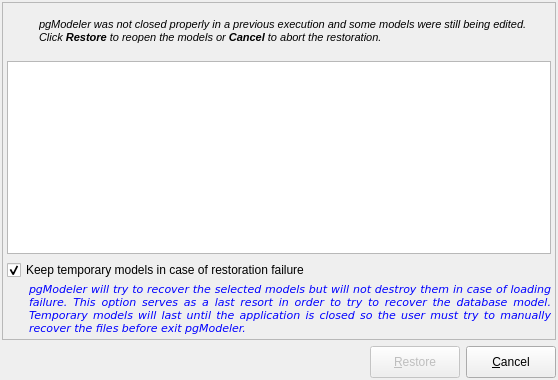
Above: libpgmodeler_ui/ui/modelrestorationform.ui from pgmodeler/pgmodeler before the change. Below: the same form after it.
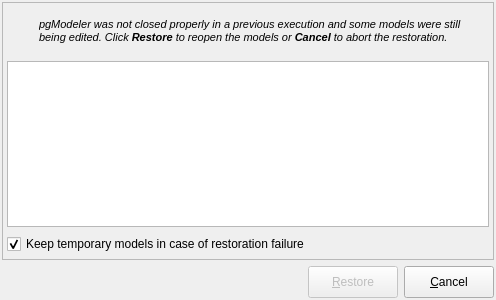
That is the form after the change. Icons and pictures are not drawn.

Commit message: Changed the hint texts on general config, relationship config and model restoration form.

```diff
--- a/libpgmodeler_ui/ui/modelrestorationform.ui
+++ b/libpgmodeler_ui/ui/modelrestorationform.ui
@@ -9,8 +9,8 @@
    <rect>
     <x>0</x>
     <y>0</y>
-    <width>558</width>
-    <height>380</height>
+    <width>496</width>
+    <height>300</height>
    </rect>
   </property>
   <property name="sizePolicy">
@@ -51,7 +51,7 @@
    <property name="bottomMargin">
     <number>2</number>
    </property>
-   <item row="0" column="0" colspan="4">
+   <item row="0" column="0" colspan="6">
     <widget class="QFrame" name="frame">
      <property name="enabled">
       <bool>true</bool>
@@ -211,91 +211,25 @@
           </property>
          </widget>
         </item>
-        <item row="1" column="0">
-         <spacer name="horizontalSpacer">
-          <property name="orientation">
-           <enum>Qt::Horizontal</enum>
-          </property>
-          <property name="sizeType">
-           <enum>QSizePolicy::Fixed</enum>
-          </property>
-          <property name="sizeHint" stdset="0">
-           <size>
-            <width>20</width>
-            <height>20</height>
-           </size>
-          </property>
-         </spacer>
-        </item>
-        <item row="1" column="1">
-         <widget class="QLabel" name="hint3_lbl">
-          <property name="enabled">
-           <bool>true</bool>
-          </property>
+        <item row="0" column="2">
+         <widget class="QWidget" name="keep_models_hint" native="true">
           <property name="sizePolicy">
-           <sizepolicy hsizetype="Expanding" vsizetype="Fixed">
+           <sizepolicy hsizetype="Fixed" vsizetype="Fixed">
             <horstretch>0</horstretch>
             <verstretch>0</verstretch>
            </sizepolicy>
           </property>
-          <property name="palette">
-           <palette>
-            <active>
-             <colorrole role="WindowText">
-              <brush brushstyle="SolidPattern">
-               <color alpha="255">
-                <red>0</red>
-                <green>0</green>
-                <blue>255</blue>
-               </color>
-              </brush>
-             </colorrole>
-            </active>
-            <inactive>
-             <colorrole role="WindowText">
-              <brush brushstyle="SolidPattern">
-               <color alpha="255">
-                <red>0</red>
-                <green>0</green>
-                <blue>255</blue>
-               </color>
-              </brush>
-             </colorrole>
-            </inactive>
-            <disabled>
-             <colorrole role="WindowText">
-              <brush brushstyle="SolidPattern">
-               <color alpha="255">
-                <red>117</red>
-                <green>114</green>
-                <blue>112</blue>
-               </color>
-              </brush>
-             </colorrole>
-            </disabled>
-           </palette>
+          <property name="minimumSize">
+           <size>
+            <width>22</width>
+            <height>22</height>
+           </size>
           </property>
-          <property name="font">
-           <font>
-            <family>DejaVu Sans</family>
-            <pointsize>8</pointsize>
-            <italic>true</italic>
-           </font>
-          </property>
-          <property name="text">
-           <string>pgModeler will try to recover the selected models but will not destroy them in case of loading failure. This option serves as a last resort in order to try to recover the database model. Temporary models will last until the application is closed so the user must try to manually recover the files before exit pgModeler.</string>
-          </property>
-          <property name="textFormat">
-           <enum>Qt::PlainText</enum>
-          </property>
-          <property name="alignment">
-           <set>Qt::AlignJustify|Qt::AlignVCenter</set>
-          </property>
-          <property name="wordWrap">
-           <bool>true</bool>
-          </property>
-          <property name="indent">
-           <number>-1</number>
+          <property name="maximumSize">
+           <size>
+            <width>22</width>
+            <height>22</height>
+           </size>
           </property>
          </widget>
         </item>
@@ -306,6 +240,12 @@
    </item>
    <item row="1" column="0">
     <widget class="QLabel" name="label">
+     <property name="sizePolicy">
+      <sizepolicy hsizetype="Fixed" vsizetype="Preferred">
+       <horstretch>0</horstretch>
+       <verstretch>0</verstretch>
+      </sizepolicy>
+     </property>
      <property name="text">
       <string/>
      </property>
@@ -314,45 +254,14 @@
      </property>
     </widget>
    </item>
-   <item row="1" column="3">
-    <layout class="QHBoxLayout" name="horizontalLayout">
-     <item>
-      <widget class="QPushButton" name="restore_btn">
-       <property name="enabled">
-        <bool>false</bool>
-       </property>
-       <property name="minimumSize">
-        <size>
-         <width>90</width>
-         <height>32</height>
-        </size>
-       </property>
-       <property name="maximumSize">
-        <size>
-         <width>16777215</width>
-         <height>16777215</height>
-        </size>
-       </property>
-       <property name="text">
-        <string>&amp;Restore</string>
-       </property>
-       <property name="icon">
-        <iconset resource="../res/resources.qrc">
-         <normaloff>:/icones/icones/restaurarobjeto.png</normaloff>:/icones/icones/restaurarobjeto.png</iconset>
-       </property>
-       <property name="iconSize">
-        <size>
-         <width>20</width>
-         <height>20</height>
-        </size>
-       </property>
-       <property name="default">
-        <bool>true</bool>
-       </property>
-      </widget>
-     </item>
-     <item>
+   <item row="1" column="5">
       <widget class="QPushButton" name="cancel_btn">
+     <property name="sizePolicy">
+      <sizepolicy hsizetype="Fixed" vsizetype="Fixed">
+       <horstretch>0</horstretch>
+       <verstretch>0</verstretch>
+      </sizepolicy>
+     </property>
        <property name="minimumSize">
         <size>
          <width>90</width>
@@ -383,9 +292,48 @@
        </property>
       </widget>
      </item>
-    </layout>
+   <item row="1" column="4">
+    <widget class="QPushButton" name="restore_btn">
+     <property name="enabled">
+      <bool>false</bool>
+     </property>
+     <property name="sizePolicy">
+      <sizepolicy hsizetype="Fixed" vsizetype="Fixed">
+       <horstretch>0</horstretch>
+       <verstretch>0</verstretch>
+      </sizepolicy>
+     </property>
+     <property name="minimumSize">
+      <size>
+       <width>90</width>
+       <height>32</height>
+      </size>
+     </property>
+     <property name="maximumSize">
+      <size>
+       <width>16777215</width>
+       <height>16777215</height>
+      </size>
+     </property>
+     <property name="text">
+      <string>&amp;Restore</string>
+     </property>
+     <property name="icon">
+      <iconset resource="../res/resources.qrc">
+       <normaloff>:/icones/icones/restaurarobjeto.png</normaloff>:/icones/icones/restaurarobjeto.png</iconset>
+     </property>
+     <property name="iconSize">
+      <size>
+       <width>20</width>
+       <height>20</height>
+      </size>
+     </property>
+     <property name="default">
+      <bool>true</bool>
+     </property>
+    </widget>
    </item>
-   <item row="1" column="1" colspan="2">
+   <item row="1" column="1" colspan="3">
     <spacer>
      <property name="orientation">
       <enum>Qt::Horizontal</enum>
```
Left out of the diff: 3 changed lines with no effect on the pictures. Lines whose indentation alone changed are shown as unchanged. The commit also changes 17 other files.
